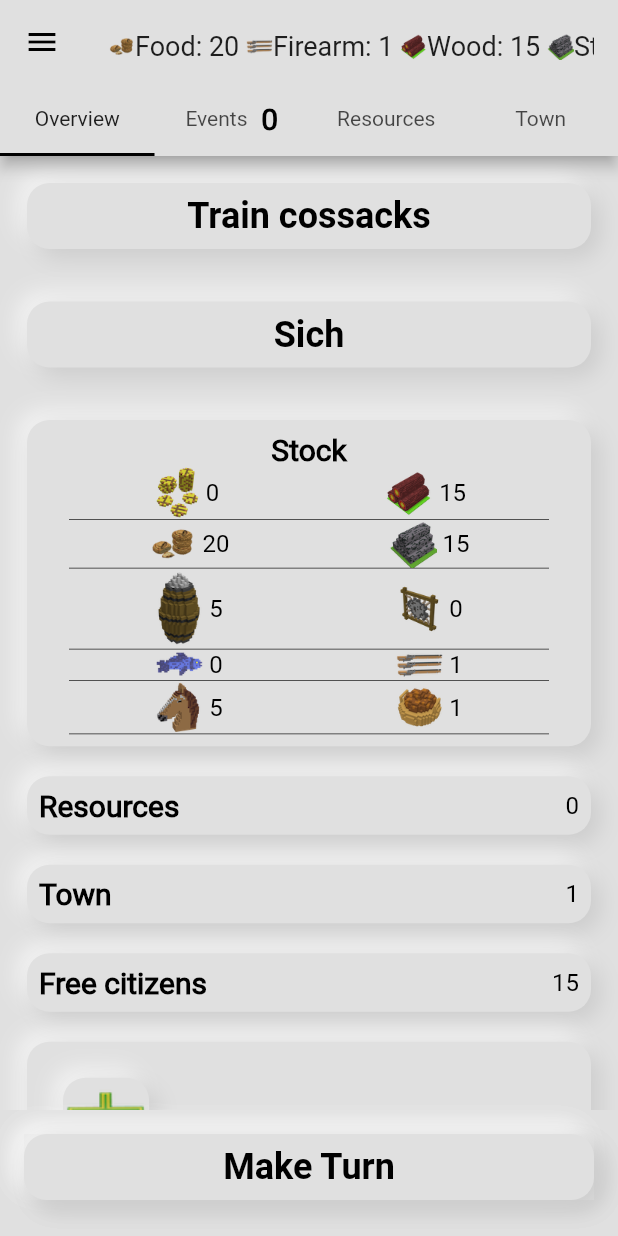
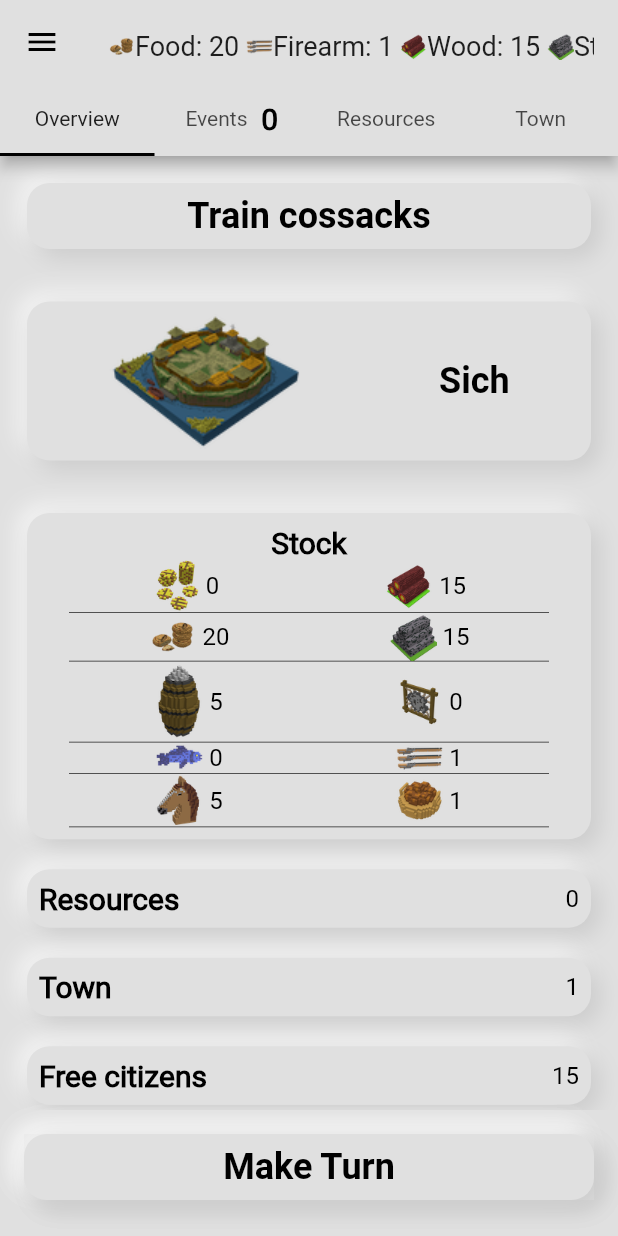
Before and after one commit to ManoyloK/sloboda, a Flutter app: the screen it shows after launch, after a tap on "Small Sloboda", on a phone screen of 412 x 824 dp. Run offline on Flutter 3.47's test engine with Material 2 defaults, Android fonts, the phone set to English and light mode, and no system bars; drawn by our look-alikes of clay_containers; our stand-ins replace rxdart, shared_preferences; missing offline and left inert: dart:js, fluri.

Commit message:
Added Sich art.

```diff
--- a/lib/views/city_dashboard.dart
+++ b/lib/views/city_dashboard.dart
@@ -65,7 +65,16 @@ class _CityDashboardState extends State<CityDashboard> {
                 child: FullWidth(
                   child: SlideableButton(
                     child: Center(
-                      child: Text(SlobodaLocalizations.sichName),
+                      child: Row(
+                        mainAxisAlignment: MainAxisAlignment.spaceAround,
+                        children: <Widget>[
+                          Image.asset(
+                            'images/city_buildings/sich_64.png',
+                            width: 128,
+                          ),
+                          Text(SlobodaLocalizations.sichName),
+                        ],
+                      ),
                     ),
                     onPress: () async {
                       await Navigator.pushNamed(
--- a/lib/views/sich/sich_view.dart
+++ b/lib/views/sich/sich_view.dart
@@ -23,8 +23,7 @@ class _SichScreenState extends State<SichScreen> {
     return Scaffold(
       body: StreamBuilder(
         stream: widget.city.changes,
-        builder: (context, snapshot) =>
-        SingleChildScrollView(
+        builder: (context, snapshot) => SingleChildScrollView(
           child: Padding(
             padding: const EdgeInsets.all(8.0),
             child: Column(
@@ -37,6 +36,10 @@ class _SichScreenState extends State<SichScreen> {
                   city: widget.city,
                 ),
                 VDivider(),
+                Image.asset(
+                  'images/city_buildings/sich.png',
+                  width: MediaQuery.of(context).size.width,
+                ),
               ],
             ),
           ),
--- a/pubspec.yaml
+++ b/pubspec.yaml
@@ -82,6 +82,8 @@ flutter:
     - images/city_buildings/church_64.png
     - images/city_buildings/tower_64.png
     - images/city_buildings/shooting_range_64.png
+    - images/city_buildings/sich.png
+    - images/city_buildings/sich_64.png
     # city props
     - images/city_props/glory.png
     - images/city_props/glory_64.png
```
Also changed, not shown: images/city_buildings/sich.png (added), images/city_buildings/sich_64.png (added), 1 other file.
